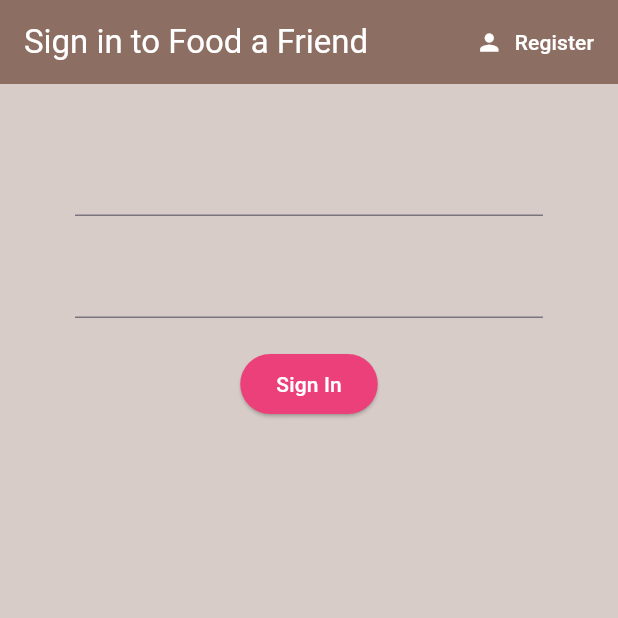
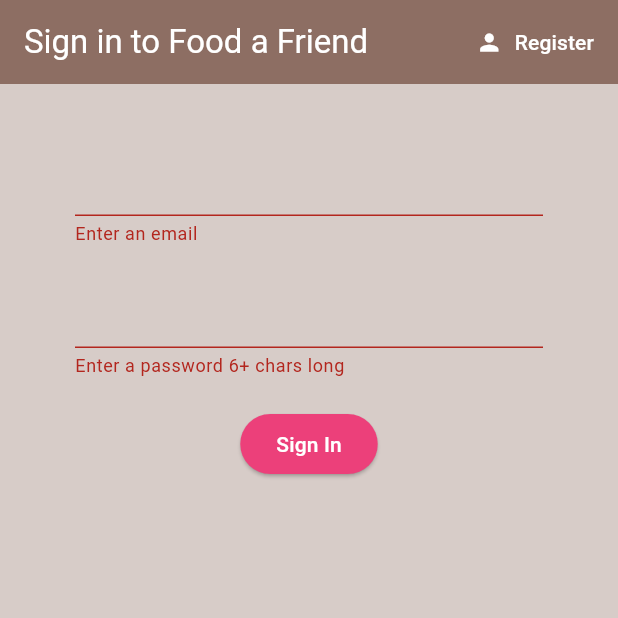
Before and after one commit to TanayJyot/foodafriend, a Flutter app: the screen it shows after launch, after a tap on "Sign In", on a phone screen of 412 x 824 dp, the top half of it. Run offline on Flutter 3.47's test engine with Material 3 defaults, Android fonts, the phone set to English and light mode, and no system bars; our stand-ins replace firebase_auth, firebase_core, google_maps_flutter, location; missing offline and left inert: flutter_polyline_points; accounts and stored records are empty.

Commit message:
Sign in now works based on sign up!!!

```diff
--- a/lib/screens/authenticate/sign_in.dart
+++ b/lib/screens/authenticate/sign_in.dart
@@ -12,10 +12,14 @@
 
 class _SignInState extends State<SignIn> {
 
+  final _formKey = GlobalKey<FormState>();
+
   final AuthService _auth = AuthService();
   // text field state
   String email = '';
   String password = '';
+  String error = '';
+
 
   @override
   Widget build(BuildContext context) {
@@ -46,16 +50,19 @@
       body: Container(
         padding: const EdgeInsets.symmetric(vertical: 20.0, horizontal: 50.0),
         child: Form(
+          key: _formKey,
           child: Column(
             children: <Widget>[
               SizedBox(height: 20),
-              TextField(
+              TextFormField(
+                validator: (val) => val!.isEmpty ? "Enter an email" : null,
                 onChanged: (val){
                   setState(() => email = val);
                 },
               ),
-              SizedBox(height: 20),
-              TextField(
+              const SizedBox(height: 20),
+              TextFormField(
+                validator: (val) => val!.length < 6 ? "Enter a password 6+ chars long" : null,
                 obscureText: true,
                 onChanged:(val){
                   setState(() => password = val);
@@ -67,13 +74,23 @@
                   backgroundColor: Colors.pink[400]
                 ),
                   onPressed: () async {
-                  print(email);
-                  print(password);
+                    if (_formKey.currentState!.validate()) {
+                      print('valid');
+                      dynamic result = await _auth.signInWithEmailAndPassword(email, password);
+                      if (result == null){
+                        setState(() => error = 'Could not sign in with those credentials');//TODO There is a way to get the error directly from firebase_auth here
+                      }
+                    }
                   },
                   child: const Text(
                     'Sign In',
                     style: TextStyle(color: Colors.white),
                   )
+              ),
+              const SizedBox(height: 12.0),
+              Text(
+                error,
+                style: const TextStyle(color: Colors.red, fontSize: 14.0),
               ),
 
             ],
@@ -83,6 +100,8 @@
     );
   }
 }
+// TODO I/flutter ( 7359): [firebase_auth/invalid-email] The email address is badly formatted.
+// TODO THis is what firebase_auth is giving so find a way to access it directly
 
 
 // TODO Create an anonymous sign in in the future
--- a/lib/services/auth.dart
+++ b/lib/services/auth.dart
@@ -31,9 +31,29 @@
   }
 
 // sign in with email and password
+  Future signInWithEmailAndPassword(String email, String password) async {
+    try{
+      UserCredential result = await _auth.signInWithEmailAndPassword(email: email, password: password);
+      User? user = result.user;
+      return _userFromCredUser(user);
+    } catch (e){
+      print(e.toString());
+      return null;
+    }
+  }
 
 
 // register with email and password
+  Future registerWithEmailAndPassword(String email, String password) async {
+    try{
+      UserCredential result = await _auth.createUserWithEmailAndPassword(email: email, password: password);
+      User? user = result.user;
+      return _userFromCredUser(user);
+    } catch (e){
+      print(e.toString());
+      return null;
+    }
+  }
 
 // sign out
 Future signOut() async{
```
Also changed, not shown: lib/screens/authenticate/register.dart (+19 -5 lines).
